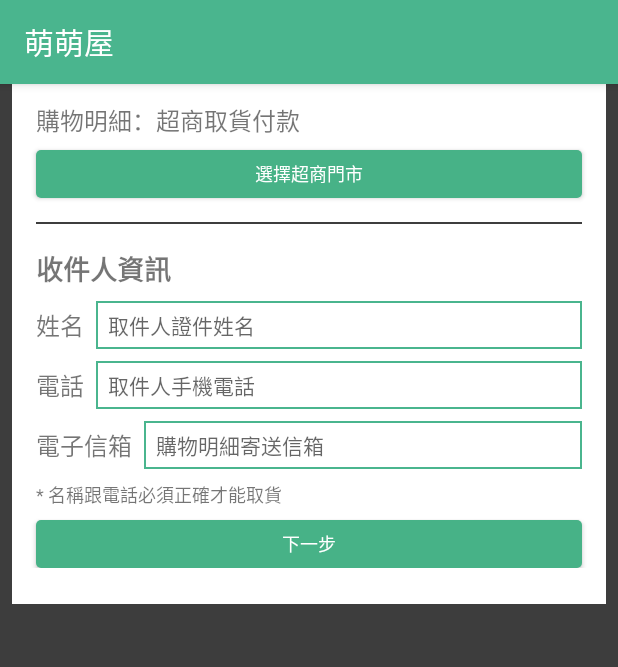
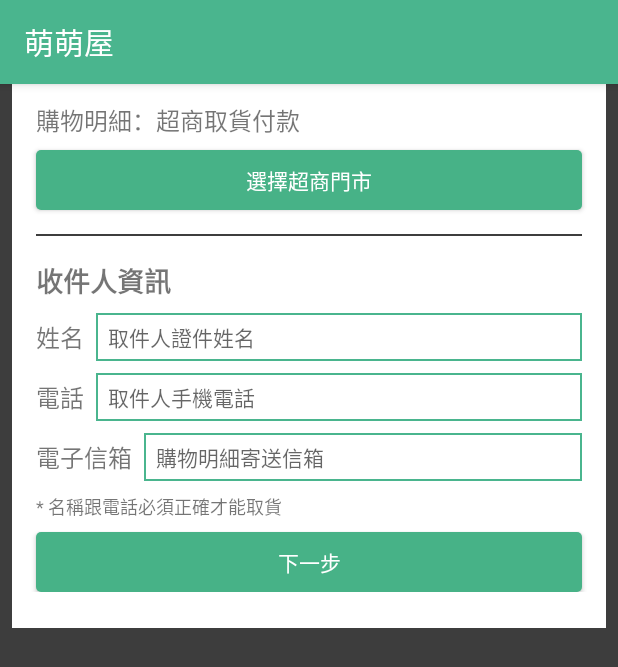
Before and after one commit to kosbrother/AndroidMongMong, an Android app: the fragment PurchaseFragment2 shown on its own in the app's theme, on a phone screen of 412 x 824 dp. Shown: the top 667 px of the screen. Run offline under Robolectric (Android 15) with nearby library versions, the phone set to English and light mode, and no system bars; 3 statements that could not run were skipped.

Commit message:
Modify button size

```diff
--- a/app/src/main/res/layout/fragment_purchase2.xml
+++ b/app/src/main/res/layout/fragment_purchase2.xml
@@ -35,14 +35,14 @@
             <Button
                 android:id="@+id/select_store_button"
                 android:layout_width="match_parent"
-                android:layout_height="32dp"
+                android:layout_height="40dp"
                 android:layout_marginLeft="16dp"
                 android:layout_marginRight="16dp"
                 android:layout_marginTop="8dp"
                 android:background="@drawable/button_green_selector"
                 android:text="選擇超商門市"
                 android:textColor="@color/white"
-                android:textSize="12sp" />
+                android:textSize="14sp" />
 
             <View
                 android:layout_width="match_parent"
@@ -165,14 +165,14 @@
             <Button
                 android:id="@+id/fragment2_next_button"
                 android:layout_width="match_parent"
-                android:layout_height="32dp"
+                android:layout_height="40dp"
                 android:layout_marginLeft="16dp"
                 android:layout_marginRight="16dp"
                 android:layout_marginTop="8dp"
                 android:background="@drawable/button_green_selector"
                 android:text="下一步"
                 android:textColor="@color/white"
-                android:textSize="12sp" />
+                android:textSize="14sp" />
 
         </LinearLayout>
 
--- a/app/src/main/res/layout/fragment_purchase3.xml
+++ b/app/src/main/res/layout/fragment_purchase3.xml
@@ -175,12 +175,12 @@
             <Button
                 android:id="@+id/fragment3_send_button"
                 android:layout_width="match_parent"
-                android:layout_height="32dp"
+                android:layout_height="40dp"
                 android:layout_margin="16dp"
                 android:background="@drawable/button_green_selector"
                 android:text="送出訂單"
                 android:textColor="@color/white"
-                android:textSize="12sp" />
+                android:textSize="14sp" />
 
         </LinearLayout>
 
--- a/app/src/main/res/layout/fragment_purchase4.xml
+++ b/app/src/main/res/layout/fragment_purchase4.xml
@@ -43,7 +43,7 @@
         <Button
             android:id="@+id/finish_btn"
             android:layout_width="match_parent"
-            android:layout_height="30dp"
+            android:layout_height="40dp"
             android:layout_below="@id/thank_you_tv"
             android:layout_marginEnd="20dp"
             android:layout_marginLeft="20dp"
@@ -53,6 +53,6 @@
             android:background="@drawable/button_green_selector"
             android:text="@string/finish"
             android:textColor="@color/white"
-            android:textSize="12sp" />
+            android:textSize="14sp" />
     </RelativeLayout>
 </FrameLayout>
```
Also changed, not shown: app/src/main/res/layout/fragment_purchase1.xml (+4 -4 lines).
